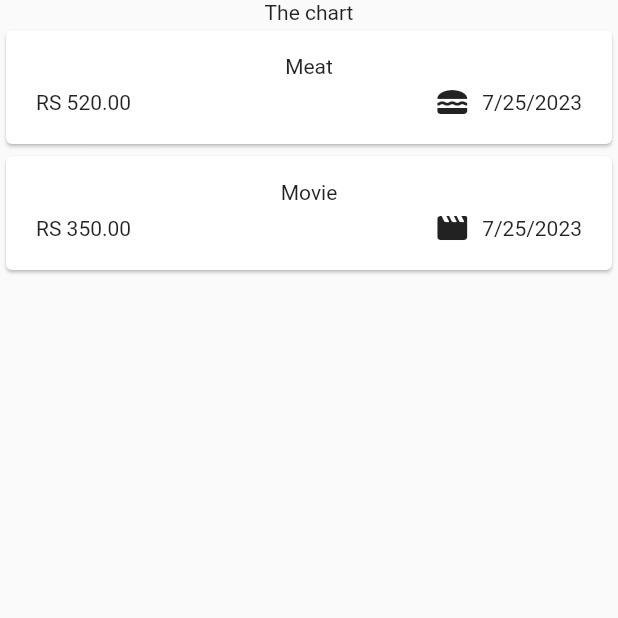
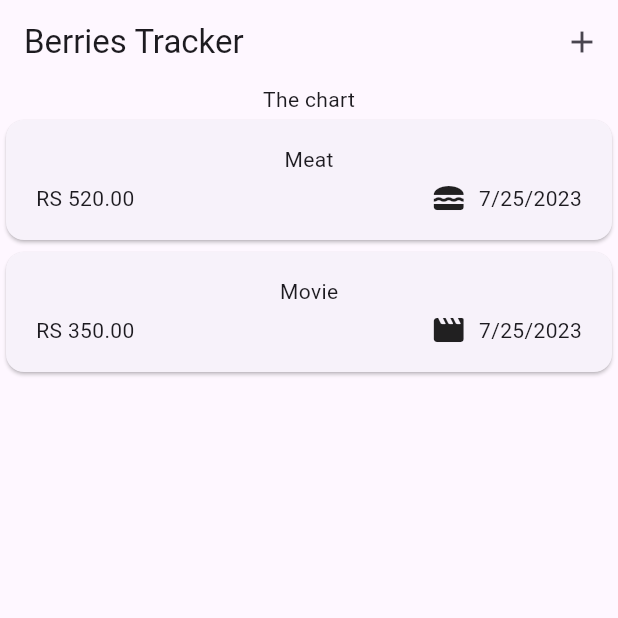
Before and after one commit to Angel-dash/Berries_tracker, a Flutter app: the screen it shows after launch, on a phone screen of 412 x 824 dp, the top half of it. Run offline on Flutter 3.47's test engine with Material 2 defaults, Android fonts, the phone set to English and light mode, and no system bars.

Commit message:
Adding appbar button

```diff
--- a/lib/main.dart
+++ b/lib/main.dart
@@ -2,7 +2,8 @@ import 'package:flutter/material.dart';
 import 'package:expense_tracker/widgets/expenses.dart';
 
 void main() {
-  runApp(const MaterialApp(
-    home: Expenses(),
+  runApp(MaterialApp(
+    theme: ThemeData(useMaterial3: true),
+    home: const Expenses(),
   ));
 }
--- a/lib/widgets/expenses.dart
+++ b/lib/widgets/expenses.dart
@@ -28,13 +28,23 @@ class _ExpensesState extends State<Expenses> {
   @override
   Widget build(context) {
     return Scaffold(
+      appBar: AppBar(
+        title: const Text("Berries Tracker"),
+        actions: [
+          IconButton(
+            onPressed: () {},
+            icon: const Icon(Icons.add),
+          ),
+        ],
+      ),
       body: Column(
         children: [
           const Text("The chart"),
           Expanded(
-              child: ExpensesList(
-            expenses: _registeredExpenses,
-          ))
+            child: ExpensesList(
+              expenses: _registeredExpenses,
+            ),
+          )
         ],
       ),
     );
```
